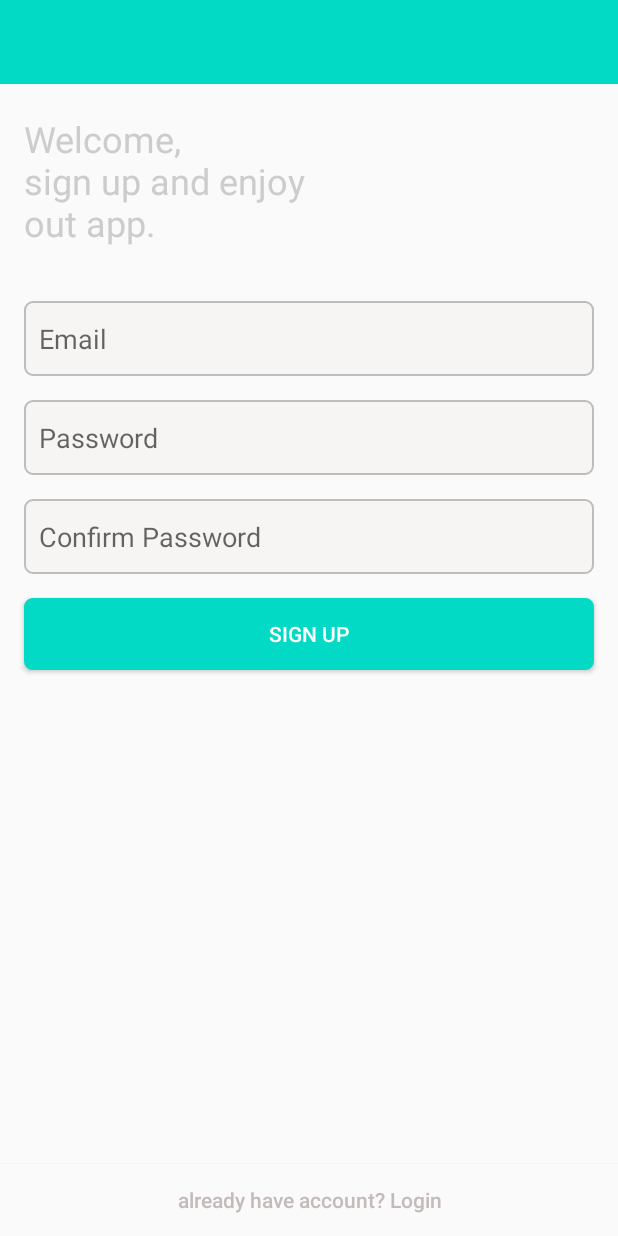
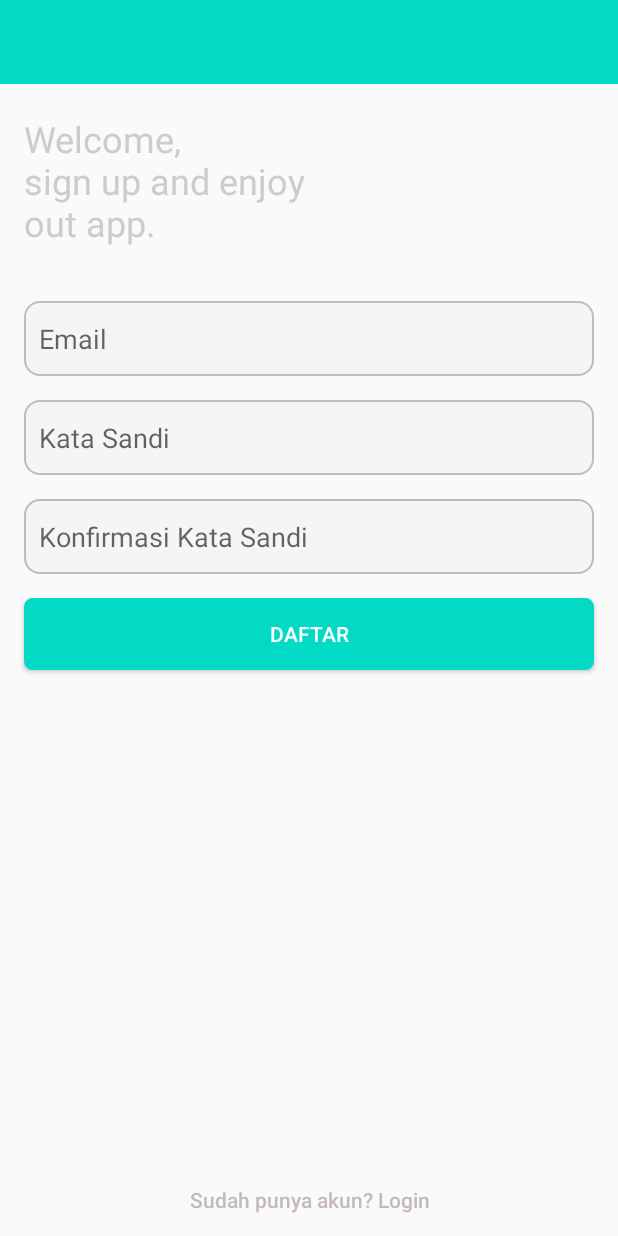
Before and after one commit to ahmadzuh12/Yukkajian, an Android app: the RegisterActivity screen opened directly, with no data from a screen before it, on a phone screen of 412 x 824 dp. Run offline under Robolectric (Android 15) with nearby library versions, the phone set to English and light mode, and no system bars; our stand-ins replace Firebase (no records; nobody signed in at launch, a user with empty details on screens opened directly); 1 statement that could not run was skipped.

Commit message:
New Update

```diff
--- a/app/src/main/res/drawable/login_background_edittext.xml
+++ b/app/src/main/res/drawable/login_background_edittext.xml
@@ -7,7 +7,8 @@
             <stroke android:width="1dp"
                 android:color="#BDBDBD"/>
             <corners
-                android:radius="5dp"/>
+                android:radius="5dp" />
+
         </shape>
 
     </item>
--- a/app/src/main/res/drawable/register_background_edittext.xml
+++ b/app/src/main/res/drawable/register_background_edittext.xml
@@ -7,7 +7,7 @@
             <stroke android:width="1dp"
                 android:color="#BDBDBD"/>
             <corners
-                android:radius="5dp"/>
+                android:radius="10dp"/>
         </shape>
 
     </item>
--- a/app/src/main/res/layout/activity_register.xml
+++ b/app/src/main/res/layout/activity_register.xml
@@ -12,7 +12,10 @@
         android:layout_height="wrap_content"
         android:background="?attr/colorPrimary"
         android:minHeight="?attr/actionBarSize"
-        android:theme="@style/ThemeOverlay.AppCompat.Dark" />
+        android:theme="@style/ThemeOverlay.AppCompat.Dark"
+        app:layout_constraintEnd_toEndOf="parent"
+        app:layout_constraintStart_toStartOf="parent"
+        app:layout_constraintTop_toTopOf="parent" />
 
     <TextView
         android:id="@+id/register_textview"
@@ -20,9 +23,9 @@
         android:layout_height="wrap_content"
         android:layout_marginStart="16dp"
         android:layout_marginTop="20dp"
-        android:text="Welcome,\nsign up and enjoy\nout app."
+        android:text="@string/welcomeregister"
         android:textColor="#CCCCCC"
-        android:textSize="24dp"
+        android:textSize="24sp"
         app:layout_constraintStart_toStartOf="parent"
         app:layout_constraintTop_toBottomOf="@+id/register_toolbar" />
 
@@ -30,62 +33,68 @@
         android:id="@+id/register_email"
         android:layout_width="0dp"
         android:layout_height="50dp"
-        android:layout_marginEnd="16dp"
         android:layout_marginStart="16dp"
         android:layout_marginTop="36dp"
+        android:layout_marginEnd="16dp"
         android:background="@drawable/register_background_edittext"
         android:ems="10"
-        android:hint="Email"
+        android:hint="@string/emailregister"
         android:inputType="textEmailAddress"
         android:paddingStart="10dp"
+        android:paddingEnd="10dp"
         app:layout_constraintEnd_toEndOf="parent"
         app:layout_constraintHorizontal_bias="0.0"
         app:layout_constraintStart_toStartOf="parent"
-        app:layout_constraintTop_toBottomOf="@+id/register_textview" />
+        app:layout_constraintTop_toBottomOf="@+id/register_textview"
+        android:importantForAutofill="no" tools:targetApi="o" />
 
     <EditText
         android:id="@+id/register_password"
         android:layout_width="0dp"
         android:layout_height="50dp"
-        android:layout_marginEnd="16dp"
         android:layout_marginStart="16dp"
         android:layout_marginTop="16dp"
+        android:layout_marginEnd="16dp"
         android:background="@drawable/register_background_edittext"
         android:ems="10"
-        android:hint="Password"
+        android:hint="@string/passwordregister"
         android:inputType="textPassword"
         android:paddingStart="10dp"
+        android:paddingEnd="10dp"
         app:layout_constraintEnd_toEndOf="parent"
         app:layout_constraintHorizontal_bias="0.0"
         app:layout_constraintStart_toStartOf="parent"
-        app:layout_constraintTop_toBottomOf="@+id/register_email" />
+        app:layout_constraintTop_toBottomOf="@+id/register_email"
+        android:importantForAutofill="no" tools:targetApi="o"/>
 
     <EditText
         android:id="@+id/register_confirm_password"
         android:layout_width="0dp"
         android:layout_height="50dp"
-        android:layout_marginEnd="16dp"
         android:layout_marginStart="16dp"
         android:layout_marginTop="16dp"
+        android:layout_marginEnd="16dp"
         android:background="@drawable/register_background_edittext"
         android:ems="10"
-        android:hint="Confirm Password"
+        android:hint="@string/passwordconfirm"
         android:inputType="textPassword"
         android:paddingStart="10dp"
+        android:paddingEnd="10dp"
+        android:autofillHints="@string/passwordconfirm"
         app:layout_constraintEnd_toEndOf="parent"
         app:layout_constraintHorizontal_bias="0.0"
         app:layout_constraintStart_toStartOf="parent"
-        app:layout_constraintTop_toBottomOf="@+id/register_password" />
+        app:layout_constraintTop_toBottomOf="@+id/register_password" tools:targetApi="o" />
 
     <Button
         android:id="@+id/register_create_account"
         android:layout_width="0dp"
         android:layout_height="wrap_content"
-        android:layout_marginEnd="16dp"
         android:layout_marginStart="16dp"
         android:layout_marginTop="16dp"
+        android:layout_marginEnd="16dp"
         android:background="@drawable/register_background_button"
-        android:text="Sign Up"
+        android:text="@string/signup"
         android:textColor="@color/white"
         app:layout_constraintEnd_toEndOf="parent"
         app:layout_constraintStart_toStartOf="parent"
@@ -107,7 +116,7 @@
         android:layout_width="match_parent"
         android:layout_height="wrap_content"
         android:background="@android:color/transparent"
-        android:text="already have account? Login"
+        android:text="@string/alreadyaccount"
         android:textAllCaps="false"
         android:textColor="@color/gray"
         app:layout_constraintBottom_toBottomOf="parent"
--- a/app/src/main/res/values/strings.xml
+++ b/app/src/main/res/values/strings.xml
@@ -2,4 +2,24 @@
     <string name="app_name"></string>
     <string name="drawer_open">Drawer Open</string>
     <string name="drawer_close">Drawer Close</string>
+
+
+    <!--Login Activity String-->
+    <string name="welcomelogin">Welcome Home</string>
+    <string name="emaillogin">Email</string>
+    <string name="passwordlogin">Kata sandi</string>
+    <string name="login">Login</string>
+    <string name="forgetpass">Lupa Kata sandi</string>
+    <string name="blmpunyakun">Belum Punya Akun</string>
+    <string name="loginor">Atau Login Dengan</string>
+    <string name="googlelogin">Google Login</string>
+
+    <!--Register Activity String-->
+    <string name="welcomeregister">Welcome,\nsign up and enjoy\nout app.</string>
+    <string name="emailregister">Email</string>
+    <string name="passwordregister">Kata Sandi</string>
+    <string name="passwordconfirm">Konfirmasi Kata Sandi</string>
+    <string name="signup">Daftar</string>
+    <string name="alreadyaccount">Sudah punya akun? Login</string>
+
 </resources>
```
Also changed, not shown: app/src/main/res/drawable/background_button.xml (added, +37 -0 lines), app/src/main/res/drawable/background_edittext.xml (added, +20 -0 lines), app/src/main/res/layout/activity_login.xml (+23 -16 lines), app/src/main/res/layout/activity_setup.xml (+34 -8 lines).
